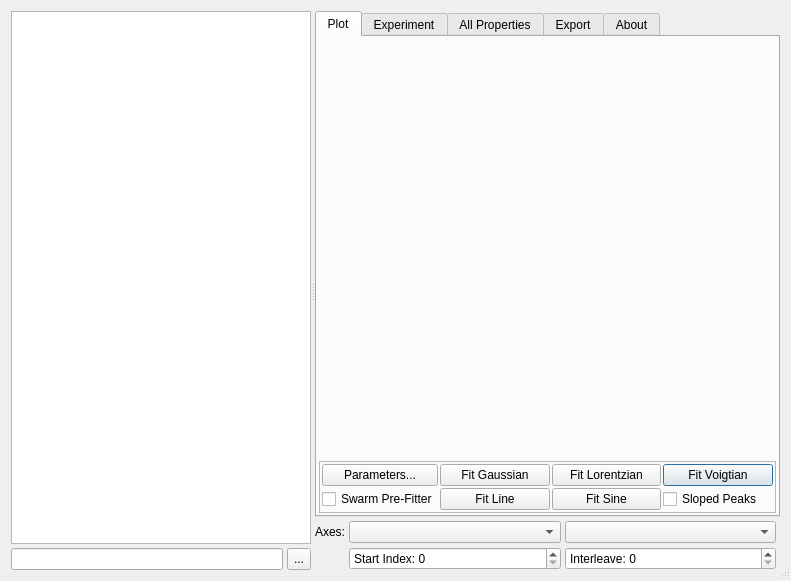
The window that ui/scanviewer.ui (t-weber/takin) describes before a commit, drawn with Qt 5.
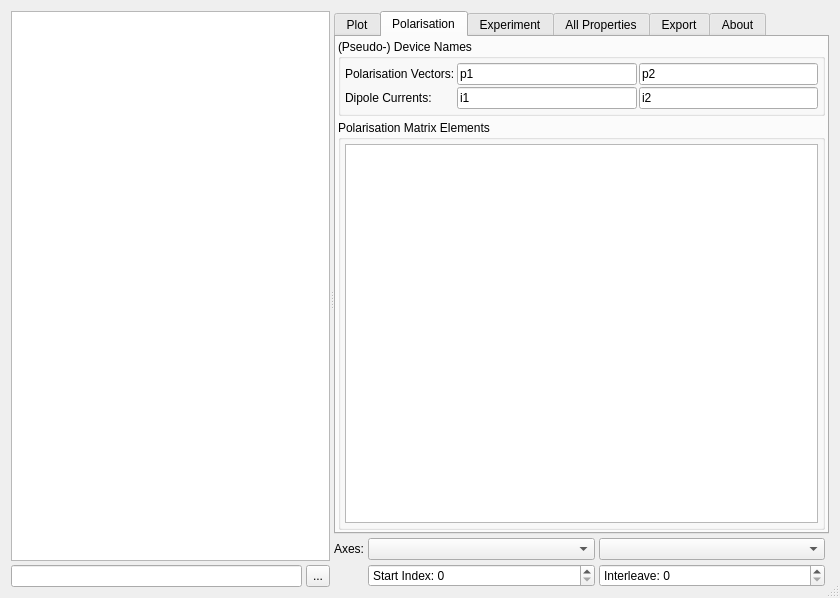
The same window after the commit. The open tabs and pages were chosen to show the change. Custom widgets are drawn as their Qt base class.

Commit message: calculating polarisation matrix

```diff
--- a/ui/scanviewer.ui
+++ b/ui/scanviewer.ui
@@ -6,8 +6,8 @@
    <rect>
     <x>0</x>
     <y>0</y>
-    <width>791</width>
-    <height>581</height>
+    <width>840</width>
+    <height>598</height>
    </rect>
   </property>
   <property name="windowTitle">
@@ -228,6 +228,116 @@
            </item>
           </layout>
          </widget>
+         <widget class="QWidget" name="tabPol">
+          <attribute name="title">
+           <string>Polarisation</string>
+          </attribute>
+          <layout class="QGridLayout" name="gridLayout_15">
+           <property name="margin">
+            <number>2</number>
+           </property>
+           <property name="spacing">
+            <number>4</number>
+           </property>
+           <item row="0" column="0">
+            <widget class="QGroupBox" name="groupBox_4">
+             <property name="title">
+              <string>(Pseudo-) Device Names</string>
+             </property>
+             <layout class="QGridLayout" name="gridLayout_13">
+              <property name="margin">
+               <number>4</number>
+              </property>
+              <property name="spacing">
+               <number>2</number>
+              </property>
+              <item row="0" column="0">
+               <widget class="QLabel" name="label_17">
+                <property name="text">
+                 <string>Polarisation Vectors:</string>
+                </property>
+               </widget>
+              </item>
+              <item row="0" column="1">
+               <widget class="QLineEdit" name="editPolVec1">
+                <property name="toolTip">
+                 <string>Initial.</string>
+                </property>
+                <property name="text">
+                 <string>p1</string>
+                </property>
+               </widget>
+              </item>
+              <item row="0" column="2">
+               <widget class="QLineEdit" name="editPolVec2">
+                <property name="toolTip">
+                 <string>Final.</string>
+                </property>
+                <property name="text">
+                 <string>p2</string>
+                </property>
+               </widget>
+              </item>
+              <item row="1" column="0">
+               <widget class="QLabel" name="label_18">
+                <property name="text">
+                 <string>Dipole Currents:</string>
+                </property>
+               </widget>
+              </item>
+              <item row="1" column="1">
+               <widget class="QLineEdit" name="editPolCur1">
+                <property name="toolTip">
+                 <string>Initial.</string>
+                </property>
+                <property name="text">
+                 <string>i1</string>
+                </property>
+               </widget>
+              </item>
+              <item row="1" column="2">
+               <widget class="QLineEdit" name="editPolCur2">
+                <property name="toolTip">
+                 <string>Final.</string>
+                </property>
+                <property name="text">
+                 <string>i2</string>
+                </property>
+               </widget>
+              </item>
+             </layout>
+            </widget>
+           </item>
+           <item row="1" column="0">
+            <widget class="QGroupBox" name="groupBox_5">
+             <property name="title">
+              <string>Polarisation Matrix Elements</string>
+             </property>
+             <layout class="QGridLayout" name="gridLayout_14">
+              <property name="margin">
+               <number>4</number>
+              </property>
+              <property name="spacing">
+               <number>2</number>
+              </property>
+              <item row="0" column="0">
+               <widget class="QTextEdit" name="editPolMat">
+                <property name="tabChangesFocus">
+                 <bool>true</bool>
+                </property>
+                <property name="undoRedoEnabled">
+                 <bool>false</bool>
+                </property>
+                <property name="readOnly">
+                 <bool>true</bool>
+                </property>
+               </widget>
+              </item>
+             </layout>
+            </widget>
+           </item>
+          </layout>
+         </widget>
          <widget class="QWidget" name="tabExp">
           <attribute name="title">
            <string>Experiment</string>
```
Left out of the diff: 5 changed lines with no effect on the pictures. The commit also changes 2 other files.
